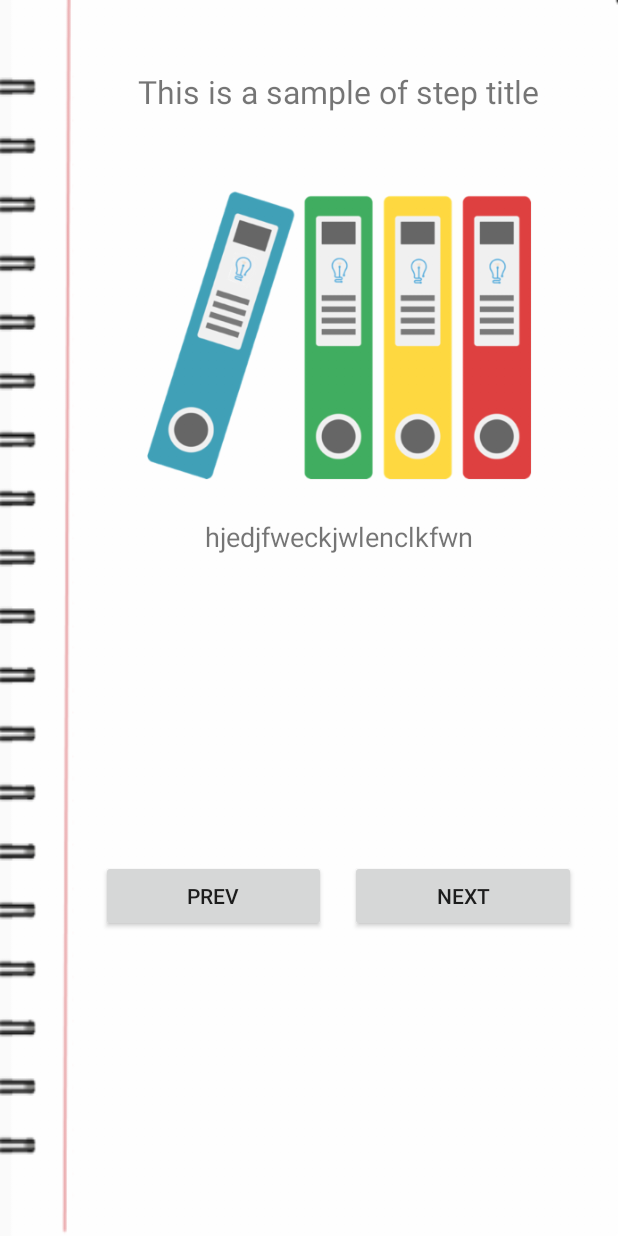
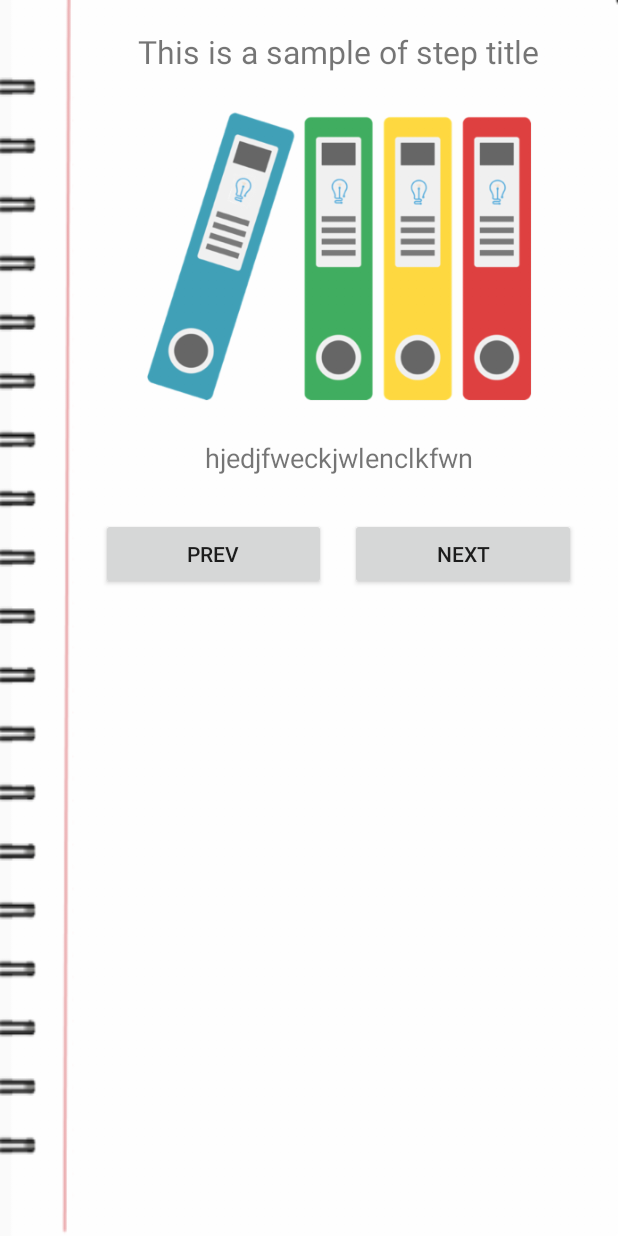
Before and after one commit to ericdgood/My-SOP, an Android app: the layout activity_step.xml on its own in the app's theme, with its tools: preview values and no code run, on a phone screen of 412 x 824 dp. Run offline under Robolectric (Android 15) with nearby library versions, the phone set to English and light mode, and no system bars.

Commit message:
Style: Added scroll view to page layout

```diff
--- a/app/src/main/java/mysop/pia/com/Steps/StepActivity.java
+++ b/app/src/main/java/mysop/pia/com/Steps/StepActivity.java
@@ -106,6 +106,7 @@ public class StepActivity extends AppCompatActivity {
                 nextStep.putExtra("sopTitle", StringSopTitle);
                 nextStep.putExtra("position", position + 1);
                 startActivity(nextStep);
+                finish();
             });
 
             btnPagePrev.setOnClickListener(v -> {
@@ -113,6 +114,7 @@ public class StepActivity extends AppCompatActivity {
                 nextStep.putExtra("sopTitle", StringSopTitle);
                 nextStep.putExtra("position", position - 1);
                 startActivity(nextStep);
+                finish();
             });
 
             if (stepNum == numberOfSteps) {
--- a/app/src/main/res/layout/activity_step.xml
+++ b/app/src/main/res/layout/activity_step.xml
@@ -1,11 +1,16 @@
 <?xml version="1.0" encoding="utf-8"?>
-<android.support.constraint.ConstraintLayout xmlns:android="http://schemas.android.com/apk/res/android"
+<ScrollView
+    xmlns:android="http://schemas.android.com/apk/res/android"
+    android:layout_width="match_parent"
+    android:layout_height="match_parent"
+    android:background="@drawable/pagebkg">
+
+<android.support.constraint.ConstraintLayout
     xmlns:app="http://schemas.android.com/apk/res-auto"
     xmlns:tools="http://schemas.android.com/tools"
     android:layout_width="match_parent"
-    android:layout_height="match_parent"
+    android:layout_height="wrap_content"
     tools:context=".Steps.StepActivity"
-    android:background="@drawable/pagebkg"
     android:padding="8dp">
 
     <!--THINGS I WANT TO SHOW (STEP TITLE, PICTURE, DESCRIPTION, STEP NUMBER-->
@@ -85,3 +90,4 @@
     </LinearLayout>
 
 </android.support.constraint.ConstraintLayout>
+    </ScrollView>
```
